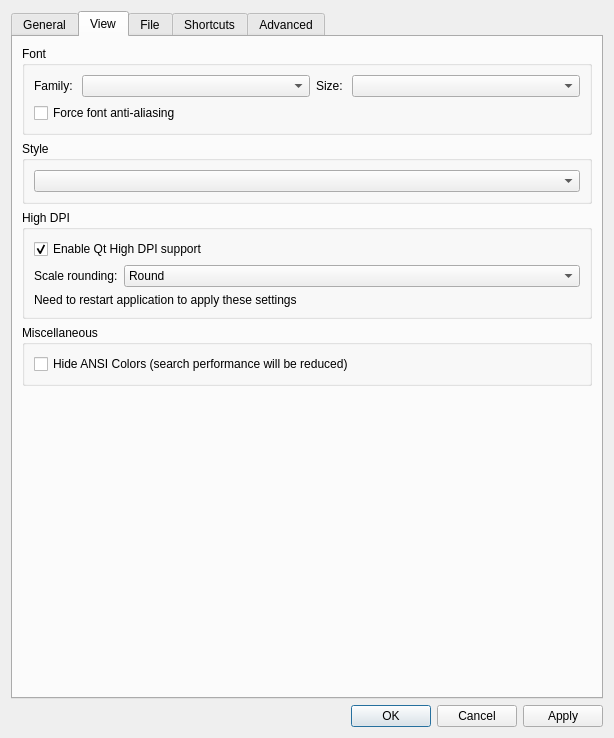
Above: src/ui/include/optionsdialog.ui from ykk136/klogg before the change. Below: the same form after it.
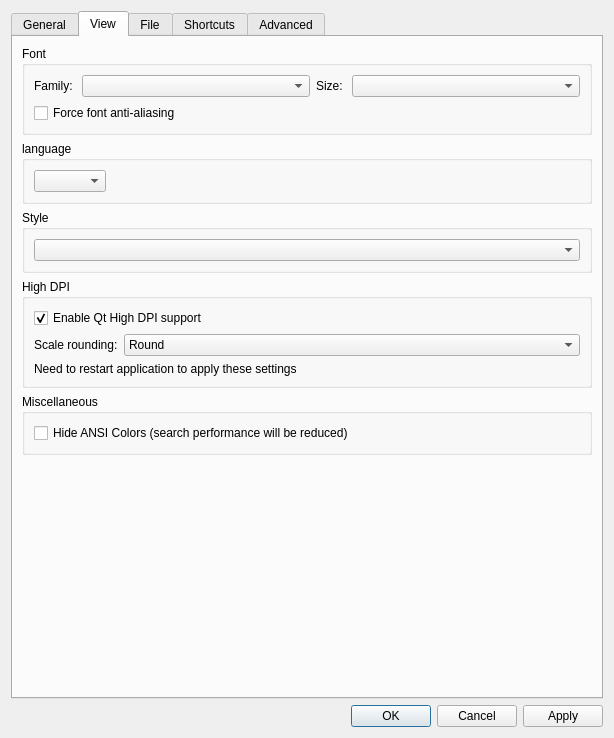
That is the form after the change. The open tabs and pages were chosen to show the change.

Patch:
```diff
--- a/src/ui/include/optionsdialog.ui
+++ b/src/ui/include/optionsdialog.ui
@@ -281,6 +281,31 @@
          </layout>
         </widget>
        </item>
+       <item>
+        <widget class="QGroupBox" name="languageGroupBox">
+         <property name="title">
+          <string>language</string>
+         </property>
+         <layout class="QGridLayout" name="gridLayout_3">
+          <item row="0" column="0">
+           <widget class="QComboBox" name="languageComboBox"/>
+          </item>
+          <item row="0" column="1">
+           <spacer name="horizontalSpacer">
+            <property name="orientation">
+             <enum>Qt::Horizontal</enum>
+            </property>
+            <property name="sizeHint" stdset="0">
+             <size>
+              <width>30</width>
+              <height>20</height>
+             </size>
+            </property>
+           </spacer>
+          </item>
+         </layout>
+        </widget>
+       </item>
        <item>
         <widget class="QGroupBox" name="styleBox">
          <property name="title">
```
